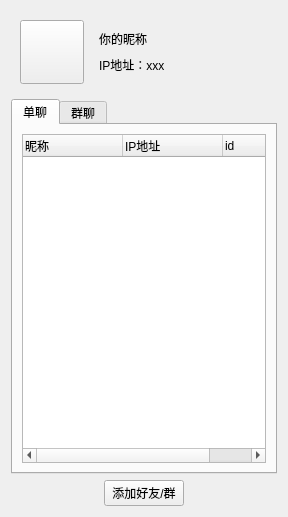
First picture: the form in Qt-IM/mainwindow.ui, repository XiaoZheng2003/BIT-QT-IM, before the edit.
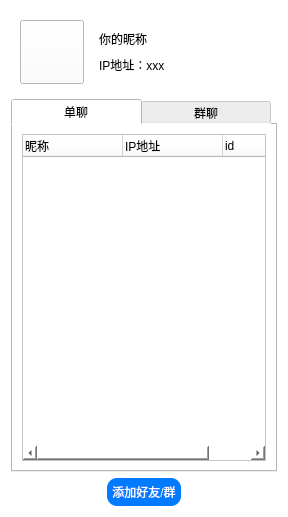
Second picture: the form after the edit. Icons and pictures are not drawn.

```diff
--- a/Qt-IM/mainwindow.ui
+++ b/Qt-IM/mainwindow.ui
@@ -13,6 +13,9 @@
   <property name="windowTitle">
    <string>Form</string>
   </property>
+  <property name="styleSheet">
+   <string notr="true">background-color: rgb(255, 255, 255);</string>
+  </property>
   <layout class="QVBoxLayout" name="verticalLayout_2">
    <item>
     <widget class="QWidget" name="top" native="true">
@@ -74,6 +77,11 @@
    </item>
    <item>
     <widget class="QTabWidget" name="tabWidget">
+     <property name="styleSheet">
+      <string notr="true">QTabBar::tab { min-width: 130px; max-width: 260px; }
+
+</string>
+     </property>
      <property name="currentIndex">
       <number>0</number>
      </property>
@@ -153,6 +161,20 @@
      </item>
      <item>
       <widget class="QPushButton" name="add">
+       <property name="styleSheet">
+        <string notr="true">
+QPushButton {
+               background-color:#007BFF;
+               color: white;
+               padding: 5px;
+               border: none;
+               border-radius: 10px;
+ }
+
+QPushButton:hover {
+              background-color:  #9cd3fa;
+}</string>
+       </property>
        <property name="text">
         <string>添加好友/群</string>
        </property>
```
